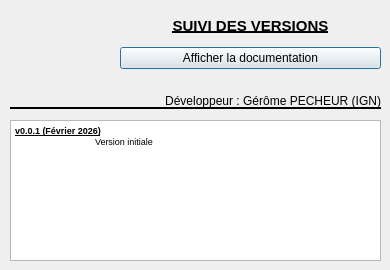
Old version of the form aproposde.ui in the repository IGNF/assistant-liste-qgis-plugin.
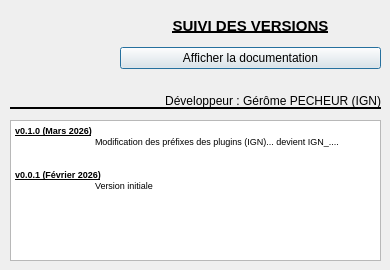
New version of the form. Icons and pictures are not drawn.

```diff
--- a/aproposde.ui
+++ b/aproposde.ui
@@ -100,6 +100,10 @@
 &lt;html&gt;&lt;head&gt;&lt;meta name=&quot;qrichtext&quot; content=&quot;1&quot; /&gt;&lt;style type=&quot;text/css&quot;&gt;
 p, li { white-space: pre-wrap; }
 &lt;/style&gt;&lt;/head&gt;&lt;body style=&quot; font-family:'MS Shell Dlg 2'; font-size:7.8pt; font-weight:400; font-style:normal;&quot;&gt;
+&lt;p style=&quot; margin-top:0px; margin-bottom:0px; margin-left:0px; margin-right:0px; -qt-block-indent:0; text-indent:0px;&quot;&gt;&lt;span style=&quot; font-size:7pt; font-weight:600; text-decoration: underline;&quot;&gt;v0.1.0 (Mars 2026)&lt;/span&gt;&lt;/p&gt;
+&lt;p style=&quot; margin-top:0px; margin-bottom:0px; margin-left:0px; margin-right:0px; -qt-block-indent:0; text-indent:0px;&quot;&gt;&lt;span style=&quot; font-size:7pt;&quot;&gt;	Modification des préfixes des plugins (IGN)... devient IGN_....&lt;/span&gt;&lt;/p&gt;
+&lt;p style=&quot;-qt-paragraph-type:empty; margin-top:0px; margin-bottom:0px; margin-left:0px; margin-right:0px; -qt-block-indent:0; text-indent:0px; font-size:7pt;&quot;&gt;&lt;br /&gt;&lt;/p&gt;
+&lt;p style=&quot;-qt-paragraph-type:empty; margin-top:0px; margin-bottom:0px; margin-left:0px; margin-right:0px; -qt-block-indent:0; text-indent:0px; font-size:7pt;&quot;&gt;&lt;br /&gt;&lt;/p&gt;
 &lt;p style=&quot; margin-top:0px; margin-bottom:0px; margin-left:0px; margin-right:0px; -qt-block-indent:0; text-indent:0px;&quot;&gt;&lt;span style=&quot; font-size:7pt; font-weight:600; text-decoration: underline;&quot;&gt;v0.0.1 (Février 2026)&lt;/span&gt;&lt;/p&gt;
 &lt;p style=&quot; margin-top:0px; margin-bottom:0px; margin-left:0px; margin-right:0px; -qt-block-indent:0; text-indent:0px;&quot;&gt;&lt;span style=&quot; font-size:7pt;&quot;&gt;	Version initiale&lt;/span&gt;&lt;/p&gt;&lt;/body&gt;&lt;/html&gt;</string>
    </property>
```
